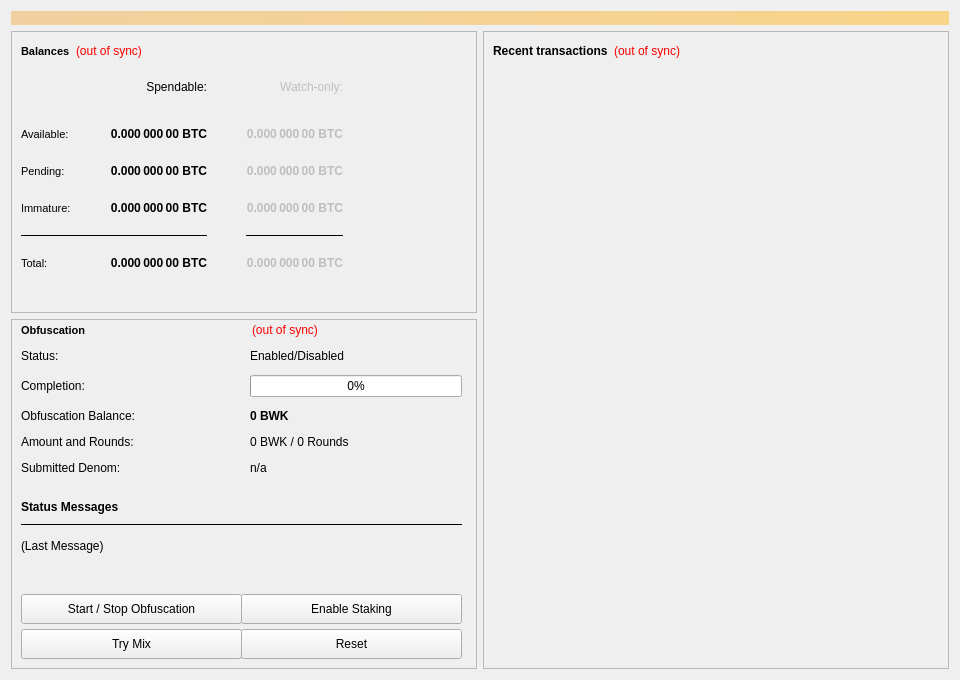
Qt form src/qt/forms/overviewpage.ui (bulwark-crypto/Bulwark) before a commit.
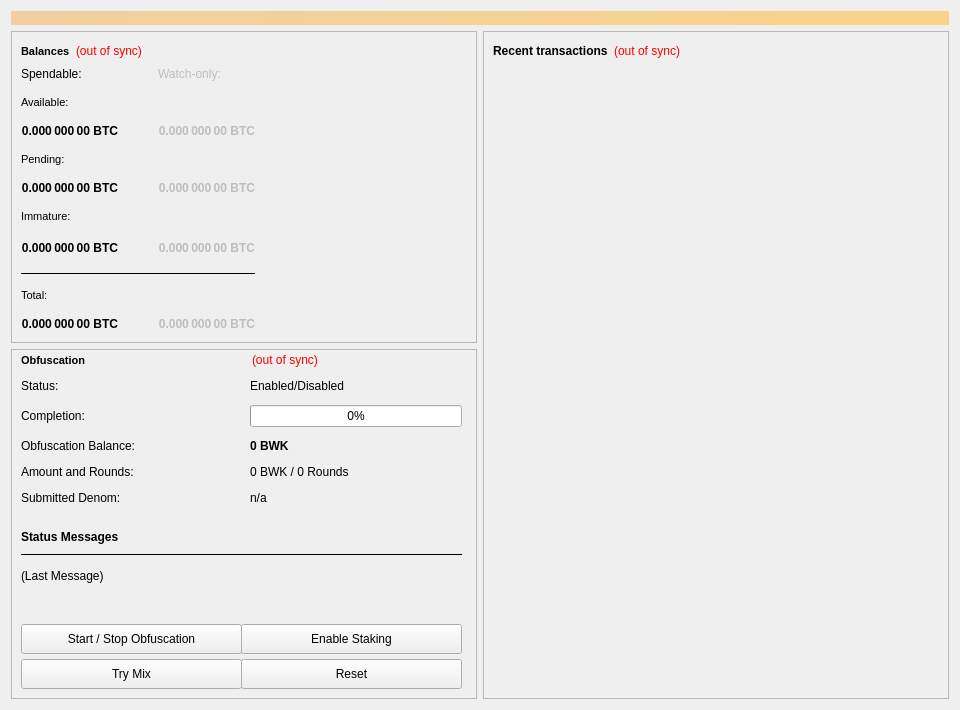
The same form after that commit.

Commit message: Updates overview balances

Patch:
```diff
--- a/src/qt/forms/overviewpage.ui
+++ b/src/qt/forms/overviewpage.ui
@@ -7,7 +7,7 @@
     <x>0</x>
     <y>0</y>
     <width>960</width>
-    <height>680</height>
+    <height>710</height>
    </rect>
   </property>
   <property name="minimumSize">
@@ -111,62 +111,94 @@
              <number>0</number>
             </property>
             <property name="horizontalSpacing">
-             <number>39</number>
+             <number>40</number>
             </property>
             <property name="verticalSpacing">
-             <number>20</number>
+             <number>15</number>
             </property>
-            <item row="6" column="1">
-             <widget class="QLabel" name="labelTotal">
-              <property name="font">
-               <font>
-                <weight>75</weight>
-                <bold>true</bold>
-               </font>
+            <item row="8" column="0" colspan="2">
+             <widget class="Line" name="lineSpendableBalance">
+              <property name="enabled">
+               <bool>true</bool>
               </property>
-              <property name="cursor">
-               <cursorShape>IBeamCursor</cursorShape>
+              <property name="sizePolicy">
+               <sizepolicy hsizetype="Preferred" vsizetype="Fixed">
+                <horstretch>0</horstretch>
+                <verstretch>0</verstretch>
+               </sizepolicy>
               </property>
-              <property name="toolTip">
-               <string>Your current total balance</string>
+              <property name="maximumSize">
+               <size>
+                <width>16777215</width>
+                <height>1</height>
+               </size>
               </property>
-              <property name="text">
-               <string notr="true">0.000 000 00 BTC</string>
+              <property name="frameShadow">
+               <enum>QFrame::Plain</enum>
               </property>
-              <property name="alignment">
-               <set>Qt::AlignLeading|Qt::AlignLeft|Qt::AlignRight|Qt::AlignTrailing|Qt::AlignVCenter</set>
+              <property name="orientation">
+               <enum>Qt::Horizontal</enum>
               </property>
-              <property name="textInteractionFlags">
-               <set>Qt::LinksAccessibleByMouse|Qt::TextSelectableByKeyboard|Qt::TextSelectableByMouse</set>
+             </widget>
+            </item>
+            <item row="8" column="2">
+             <widget class="Line" name="lineWatchOnlyBalance">
+              <property name="sizePolicy">
+               <sizepolicy hsizetype="Preferred" vsizetype="Fixed">
+                <horstretch>0</horstretch>
+                <verstretch>0</verstretch>
+               </sizepolicy>
+              </property>
+              <property name="maximumSize">
+               <size>
+                <width>16777215</width>
+                <height>1</height>
+               </size>
+              </property>
+              <property name="frameShadow">
+               <enum>QFrame::Plain</enum>
+              </property>
+              <property name="orientation">
+               <enum>Qt::Horizontal</enum>
               </property>
              </widget>
             </item>
             <item row="0" column="0">
-             <spacer name="verticalSpacer">
-              <property name="orientation">
-               <enum>Qt::Vertical</enum>
+             <widget class="QLabel" name="labelSpendable">
+              <property name="text">
+               <string>Spendable:</string>
               </property>
-              <property name="sizeHint" stdset="0">
-               <size>
-                <width>20</width>
-                <height>40</height>
-               </size>
+              <property name="alignment">
+               <set>Qt::AlignLeading|Qt::AlignLeft|Qt::AlignVCenter</set>
               </property>
-             </spacer>
+             </widget>
             </item>
-            <item row="6" column="0">
-             <widget class="QLabel" name="labelTotalText">
+            <item row="3" column="0">
+             <widget class="QLabel" name="labelPendingText">
               <property name="font">
                <font>
                 <pointsize>8</pointsize>
+                <kerning>true</kerning>
                </font>
               </property>
               <property name="text">
-               <string>Total:</string>
+               <string>Pending:</string>
               </property>
              </widget>
             </item>
-            <item row="2" column="3">
+            <item row="5" column="0">
+             <widget class="QLabel" name="labelImmatureText">
+              <property name="font">
+               <font>
+                <pointsize>8</pointsize>
+               </font>
+              </property>
+              <property name="text">
+               <string>Immature:</string>
+              </property>
+             </widget>
+            </item>
+            <item row="6" column="3">
              <spacer name="horizontalSpacer_2">
               <property name="orientation">
                <enum>Qt::Horizontal</enum>
@@ -193,8 +225,8 @@
               </property>
              </widget>
             </item>
-            <item row="3" column="1">
-             <widget class="QLabel" name="labelImmature">
+            <item row="10" column="0">
+             <widget class="QLabel" name="labelTotal">
               <property name="font">
                <font>
                 <weight>75</weight>
@@ -205,7 +237,97 @@
                <cursorShape>IBeamCursor</cursorShape>
               </property>
               <property name="toolTip">
-               <string>Staked or masternode rewards that has not yet matured</string>
+               <string>Your current total balance</string>
+              </property>
+              <property name="text">
+               <string notr="true">0.000 000 00 BTC</string>
+              </property>
+              <property name="alignment">
+               <set>Qt::AlignLeading|Qt::AlignLeft|Qt::AlignRight|Qt::AlignTrailing|Qt::AlignVCenter</set>
+              </property>
+              <property name="textInteractionFlags">
+               <set>Qt::LinksAccessibleByMouse|Qt::TextSelectableByKeyboard|Qt::TextSelectableByMouse</set>
+              </property>
+             </widget>
+            </item>
+            <item row="9" column="0">
+             <widget class="QLabel" name="labelTotalText">
+              <property name="font">
+               <font>
+                <pointsize>8</pointsize>
+               </font>
+              </property>
+              <property name="text">
+               <string>Total:</string>
+              </property>
+             </widget>
+            </item>
+            <item row="2" column="0">
+             <widget class="QLabel" name="labelBalance">
+              <property name="font">
+               <font>
+                <weight>75</weight>
+                <bold>true</bold>
+               </font>
+              </property>
+              <property name="cursor">
+               <cursorShape>IBeamCursor</cursorShape>
+              </property>
+              <property name="toolTip">
+               <string>Your current spendable balance</string>
+              </property>
+              <property name="text">
+               <string notr="true">0.000 000 00 BTC</string>
+              </property>
+              <property name="alignment">
+               <set>Qt::AlignLeading|Qt::AlignLeft|Qt::AlignRight|Qt::AlignTrailing|Qt::AlignVCenter</set>
+              </property>
+              <property name="textInteractionFlags">
+               <set>Qt::LinksAccessibleByMouse|Qt::TextSelectableByKeyboard|Qt::TextSelectableByMouse</set>
+              </property>
+             </widget>
+            </item>
+            <item row="4" column="0">
+             <widget class="QLabel" name="labelUnconfirmed">
+              <property name="font">
+               <font>
+                <weight>75</weight>
+                <bold>true</bold>
+               </font>
+              </property>
+              <property name="cursor">
+               <cursorShape>IBeamCursor</cursorShape>
+              </property>
+              <property name="toolTip">
+               <string>Total of transactions that have yet to be confirmed, and do not yet count toward the spendable balance</string>
+              </property>
+              <property name="text">
+               <string notr="true">0.000 000 00 BTC</string>
+              </property>
+              <property name="alignment">
+               <set>Qt::AlignLeading|Qt::AlignLeft|Qt::AlignRight|Qt::AlignTrailing|Qt::AlignVCenter</set>
+              </property>
+              <property name="textInteractionFlags">
+               <set>Qt::LinksAccessibleByMouse|Qt::TextSelectableByKeyboard|Qt::TextSelectableByMouse</set>
+              </property>
+             </widget>
+            </item>
+            <item row="4" column="1">
+             <widget class="QLabel" name="labelWatchPending">
+              <property name="enabled">
+               <bool>false</bool>
+              </property>
+              <property name="font">
+               <font>
+                <weight>75</weight>
+                <bold>true</bold>
+               </font>
+              </property>
+              <property name="cursor">
+               <cursorShape>IBeamCursor</cursorShape>
+              </property>
+              <property name="toolTip">
+               <string>Unconfirmed transactions to watch-only addresses</string>
               </property>
               <property name="text">
                <string notr="true">0.000 000 00 BTC</string>
@@ -219,16 +341,6 @@
              </widget>
             </item>
             <item row="0" column="1">
-             <widget class="QLabel" name="labelSpendable">
-              <property name="text">
-               <string>Spendable:</string>
-              </property>
-              <property name="alignment">
-               <set>Qt::AlignLeading|Qt::AlignLeft|Qt::AlignRight|Qt::AlignTrailing|Qt::AlignVCenter</set>
-              </property>
-             </widget>
-            </item>
-            <item row="0" column="2">
              <widget class="QLabel" name="labelWatchonly">
               <property name="enabled">
                <bool>false</bool>
@@ -237,36 +349,36 @@
                <string>Watch-only:</string>
               </property>
               <property name="alignment">
+               <set>Qt::AlignLeading|Qt::AlignLeft|Qt::AlignVCenter</set>
+              </property>
+             </widget>
+            </item>
+            <item row="6" column="0">
+             <widget class="QLabel" name="labelImmature">
+              <property name="font">
+               <font>
+                <weight>75</weight>
+                <bold>true</bold>
+               </font>
+              </property>
+              <property name="cursor">
+               <cursorShape>IBeamCursor</cursorShape>
+              </property>
+              <property name="toolTip">
+               <string>Staked or masternode rewards that has not yet matured</string>
+              </property>
+              <property name="text">
+               <string notr="true">0.000 000 00 BTC</string>
+              </property>
+              <property name="alignment">
                <set>Qt::AlignLeading|Qt::AlignLeft|Qt::AlignRight|Qt::AlignTrailing|Qt::AlignVCenter</set>
               </property>
-             </widget>
-            </item>
-            <item row="3" column="0">
-             <widget class="QLabel" name="labelImmatureText">
-              <property name="font">
-               <font>
-                <pointsize>8</pointsize>
-               </font>
+              <property name="textInteractionFlags">
+               <set>Qt::LinksAccessibleByMouse|Qt::TextSelectableByKeyboard|Qt::TextSelectableByMouse</set>
               </property>
-              <property name="text">
-               <string>Immature:</string>
-              </property>
              </widget>
             </item>
-            <item row="2" column="0">
-             <widget class="QLabel" name="labelPendingText">
-              <property name="font">
-               <font>
-                <pointsize>8</pointsize>
-                <kerning>true</kerning>
-               </font>
-              </property>
-              <property name="text">
-               <string>Pending:</string>
-              </property>
-             </widget>
-            </item>
-            <item row="6" column="2">
+            <item row="10" column="1">
              <widget class="QLabel" name="labelWatchTotal">
               <property name="enabled">
                <bool>false</bool>
@@ -294,35 +406,7 @@
               </property>
              </widget>
             </item>
-            <item row="1" column="2">
-             <widget class="QLabel" name="labelWatchAvailable">
-              <property name="enabled">
-               <bool>false</bool>
-              </property>
-              <property name="font">
-               <font>
-                <weight>75</weight>
-                <bold>true</bold>
-               </font>
-              </property>
-              <property name="cursor">
-               <cursorShape>IBeamCursor</cursorShape>
-              </property>
-              <property name="toolTip">
-               <string>Your current balance in watch-only addresses</string>
-              </property>
-              <property name="text">
-               <string notr="true">0.000 000 00 BTC</string>
-              </property>
-              <property name="alignment">
-               <set>Qt::AlignLeading|Qt::AlignLeft|Qt::AlignRight|Qt::AlignTrailing|Qt::AlignVCenter</set>
-              </property>
-              <property name="textInteractionFlags">
-               <set>Qt::LinksAccessibleByMouse|Qt::TextSelectableByKeyboard|Qt::TextSelectableByMouse</set>
-              </property>
-             </widget>
-            </item>
-            <item row="3" column="2">
+            <item row="6" column="1">
              <widget class="QLabel" name="labelWatchImmature">
               <property name="enabled">
                <bool>false</bool>
@@ -350,128 +434,31 @@
               </property>
              </widget>
             </item>
-            <item row="2" column="2">
-             <widget class="QLabel" name="labelWatchPending">
-              <property name="enabled">
-               <bool>false</bool>
-              </property>
-              <property name="font">
-               <font>
-                <weight>75</weight>
-                <bold>true</bold>
-               </font>
-              </property>
-              <property name="cursor">
-               <cursorShape>IBeamCursor</cursorShape>
-              </property>
-              <property name="toolTip">
-               <string>Unconfirmed transactions to watch-only addresses</string>
-              </property>
-              <property name="text">
-               <string notr="true">0.000 000 00 BTC</string>
-              </property>
-              <property name="alignment">
-               <set>Qt::AlignLeading|Qt::AlignLeft|Qt::AlignRight|Qt::AlignTrailing|Qt::AlignVCenter</set>
-              </property>
-              <property name="textInteractionFlags">
-               <set>Qt::LinksAccessibleByMouse|Qt::TextSelectableByKeyboard|Qt::TextSelectableByMouse</set>
-              </property>
-             </widget>
-            </item>
             <item row="2" column="1">
-             <widget class="QLabel" name="labelUnconfirmed">
-              <property name="font">
-               <font>
-                <weight>75</weight>
-                <bold>true</bold>
-               </font>
-              </property>
-              <property name="cursor">
-               <cursorShape>IBeamCursor</cursorShape>
-              </property>
-              <property name="toolTip">
-               <string>Total of transactions that have yet to be confirmed, and do not yet count toward the spendable balance</string>
-              </property>
-              <property name="text">
-               <string notr="true">0.000 000 00 BTC</string>
-              </property>
-              <property name="alignment">
-               <set>Qt::AlignLeading|Qt::AlignLeft|Qt::AlignRight|Qt::AlignTrailing|Qt::AlignVCenter</set>
-              </property>
-              <property name="textInteractionFlags">
-               <set>Qt::LinksAccessibleByMouse|Qt::TextSelectableByKeyboard|Qt::TextSelectableByMouse</set>
-              </property>
-             </widget>
-            </item>
-            <item row="1" column="1">
-             <widget class="QLabel" name="labelBalance">
-              <property name="font">
-               <font>
-                <weight>75</weight>
-                <bold>true</bold>
-               </font>
-              </property>
-              <property name="cursor">
-               <cursorShape>IBeamCursor</cursorShape>
-              </property>
-              <property name="toolTip">
-               <string>Your current spendable balance</string>
-              </property>
-              <property name="text">
-               <string notr="true">0.000 000 00 BTC</string>
-              </property>
-              <property name="alignment">
-               <set>Qt::AlignLeading|Qt::AlignLeft|Qt::AlignRight|Qt::AlignTrailing|Qt::AlignVCenter</set>
-              </property>
-              <property name="textInteractionFlags">
-               <set>Qt::LinksAccessibleByMouse|Qt::TextSelectableByKeyboard|Qt::TextSelectableByMouse</set>
-              </property>
-             </widget>
-            </item>
-            <item row="5" column="2">
-             <widget class="Line" name="lineWatchOnlyBalance">
-              <property name="sizePolicy">
-               <sizepolicy hsizetype="Preferred" vsizetype="Fixed">
-                <horstretch>0</horstretch>
-                <verstretch>0</verstretch>
-               </sizepolicy>
-              </property>
-              <property name="maximumSize">
-               <size>
-                <width>16777215</width>
-                <height>1</height>
-               </size>
-              </property>
-              <property name="frameShadow">
-               <enum>QFrame::Plain</enum>
-              </property>
-              <property name="orientation">
-               <enum>Qt::Horizontal</enum>
-              </property>
-             </widget>
-            </item>
-            <item row="5" column="0" colspan="2">
-             <widget class="Line" name="lineSpendableBalance">
+             <widget class="QLabel" name="labelWatchAvailable">
               <property name="enabled">
-               <bool>true</bool>
+               <bool>false</bool>
               </property>
-              <property name="sizePolicy">
-               <sizepolicy hsizetype="Preferred" vsizetype="Fixed">
-                <horstretch>0</horstretch>
-                <verstretch>0</verstretch>
-               </sizepolicy>
+              <property name="font">
+               <font>
+                <weight>75</weight>
+                <bold>true</bold>
+               </font>
               </property>
-              <property name="maximumSize">
-               <size>
-                <width>16777215</width>
-                <height>1</height>
-               </size>
+              <property name="cursor">
+               <cursorShape>IBeamCursor</cursorShape>
               </property>
-              <property name="frameShadow">
-               <enum>QFrame::Plain</enum>
+              <property name="toolTip">
+               <string>Your current balance in watch-only addresses</string>
               </property>
-              <property name="orientation">
-               <enum>Qt::Horizontal</enum>
+              <property name="text">
+               <string notr="true">0.000 000 00 BTC</string>
+              </property>
+              <property name="alignment">
+               <set>Qt::AlignLeading|Qt::AlignLeft|Qt::AlignRight|Qt::AlignTrailing|Qt::AlignVCenter</set>
+              </property>
+              <property name="textInteractionFlags">
+               <set>Qt::LinksAccessibleByMouse|Qt::TextSelectableByKeyboard|Qt::TextSelectableByMouse</set>
               </property>
              </widget>
             </item>
@@ -1435,6 +1422,9 @@
             <property name="horizontalScrollBarPolicy">
              <enum>Qt::ScrollBarAlwaysOff</enum>
             </property>
+            <property name="alternatingRowColors">
+             <bool>false</bool>
+            </property>
             <property name="selectionMode">
              <enum>QAbstractItemView::NoSelection</enum>
             </property>
```
The commit also changes 2 other files.
